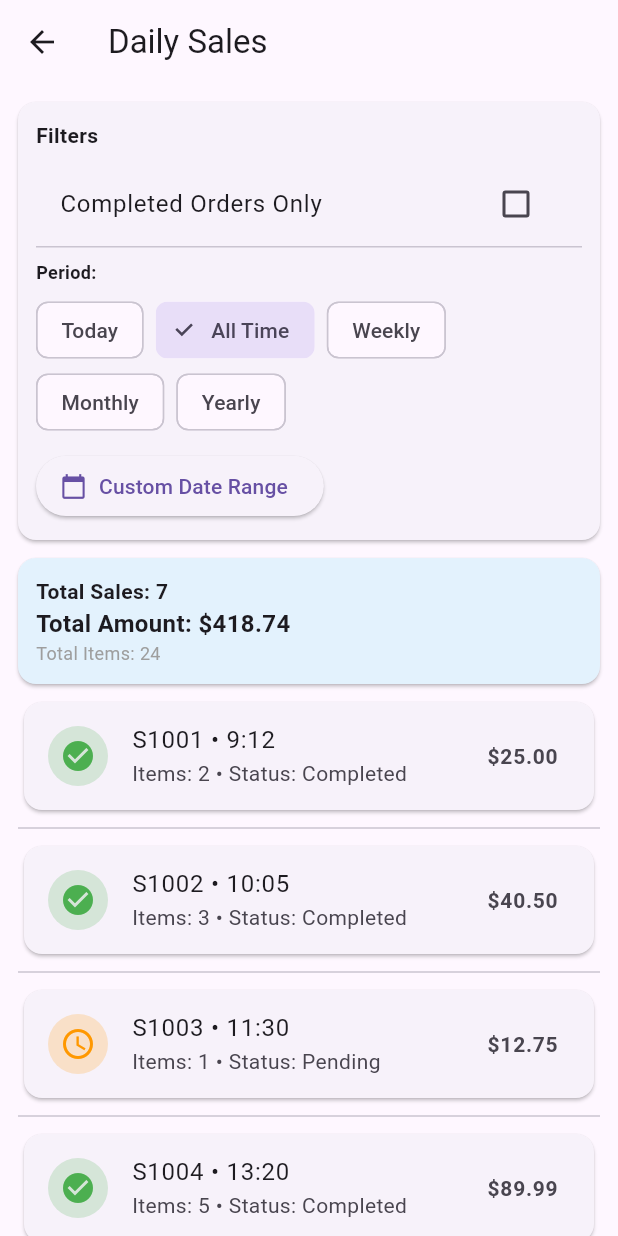
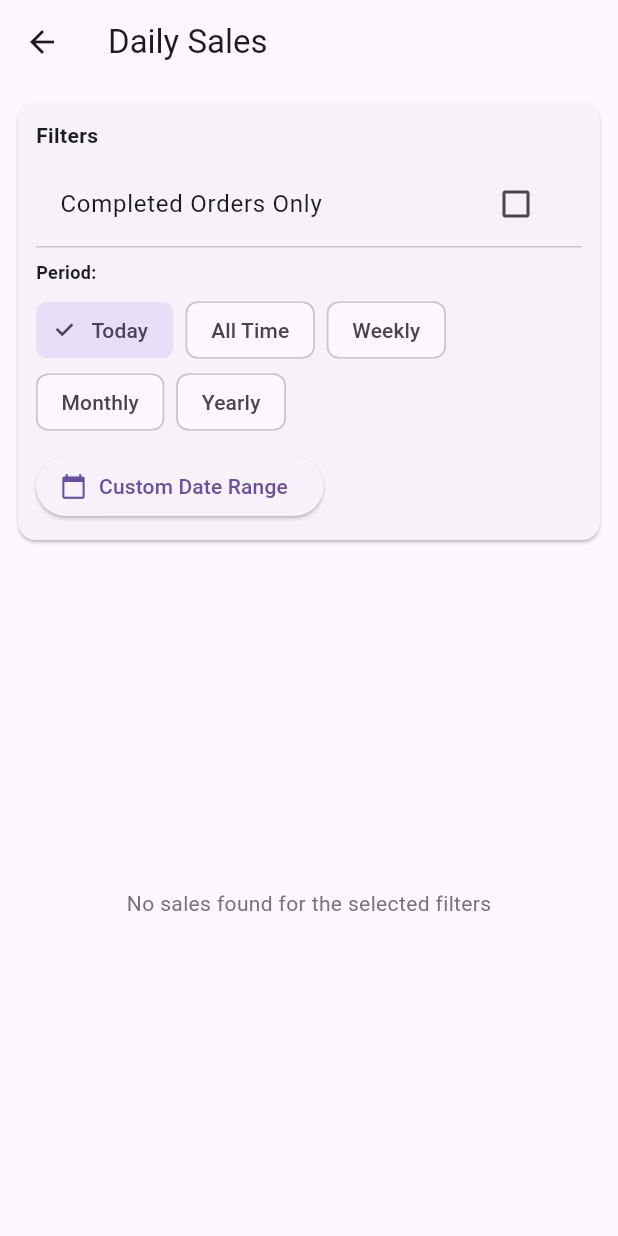
Before and after one commit to Munshifpk/cart_Link, a Flutter app: the DailySalesPage screen opened directly, on a phone screen of 412 x 824 dp. Run offline on Flutter 3.47's test engine with Material 3 defaults, Android fonts, the phone set to English and light mode, and no system bars; our stand-ins replace image_picker, lottie; missing offline and left inert: mongo_dart.

Commit message:
11:20 24-11-2025

```diff
--- a/lib/Shops/daily_sales.dart
+++ b/lib/Shops/daily_sales.dart
@@ -11,7 +11,7 @@ class _DailySalesPageState extends State<DailySalesPage> {
   // Filter state
   bool _showCompletedOnly = false;
   String _selectedPeriod =
-      'all'; // 'all', 'weekly', 'monthly', 'yearly', 'custom'
+      'today'; // 'today', 'all', 'weekly', 'monthly', 'yearly', 'custom'
   DateTime? _startDate;
   DateTime? _endDate;
 
```
